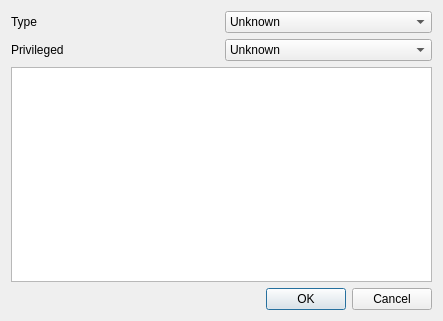
SimonKagstrom/emilpro, file src/qt/emilpro/editinstructiondialog.ui: the form before one commit.
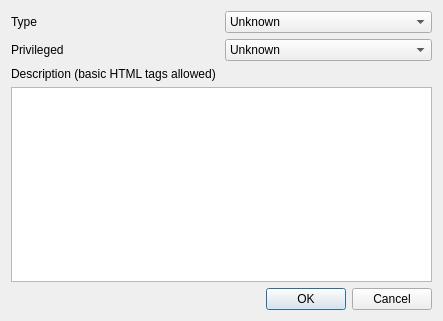
The form after the commit.

Commit message: qt gui: insn dialog: Say that we allow basic HTML

Diff of the .ui file:
```diff
--- a/src/qt/emilpro/editinstructiondialog.ui
+++ b/src/qt/emilpro/editinstructiondialog.ui
@@ -91,6 +91,13 @@
        </item>
       </layout>
      </item>
+     <item>
+      <widget class="QLabel" name="label_3">
+       <property name="text">
+        <string>Description (basic HTML tags allowed)</string>
+       </property>
+      </widget>
+     </item>
      <item>
       <widget class="QTextEdit" name="instructionDescriptionTextEdit"/>
      </item>
```
